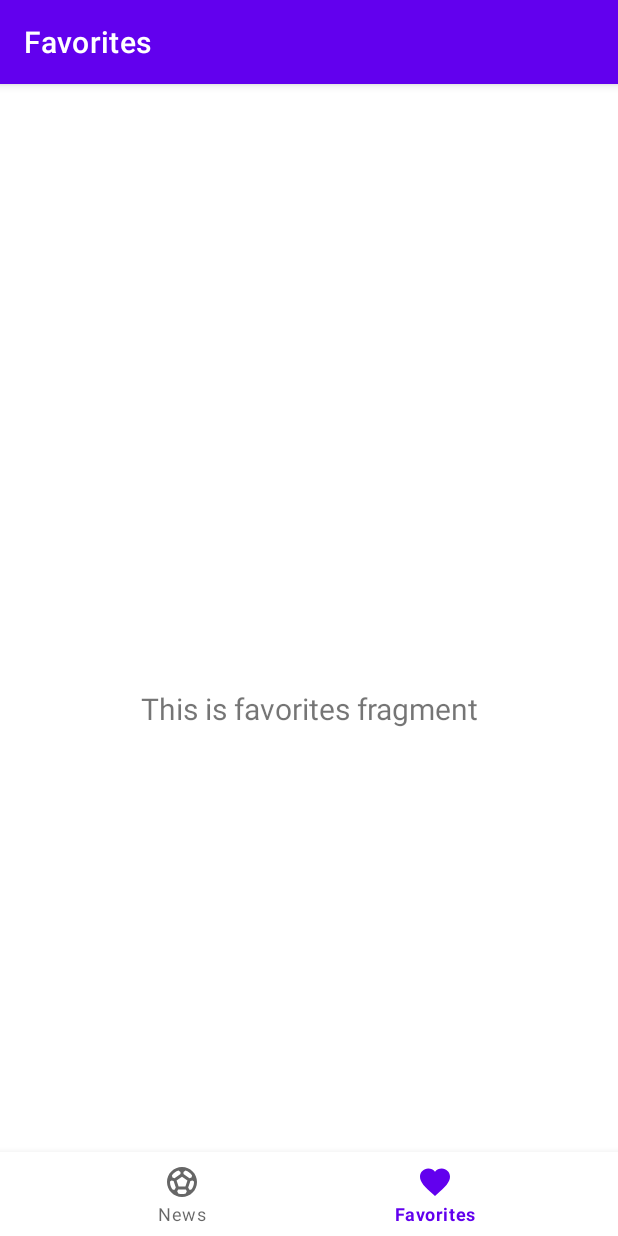
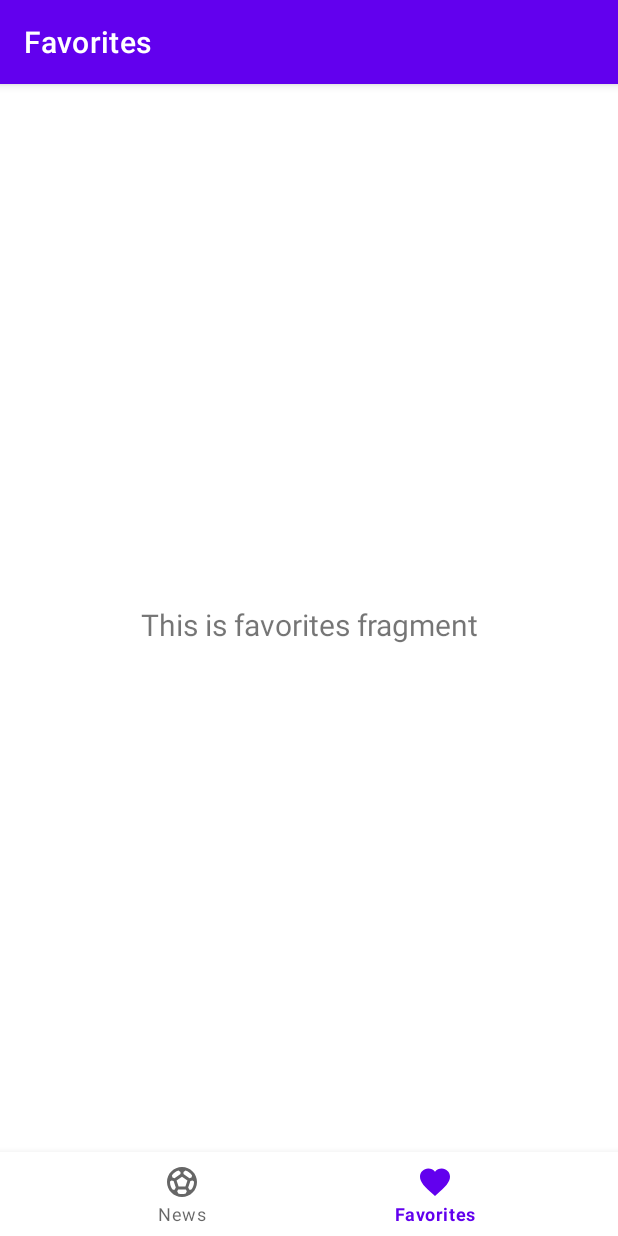
Before and after one commit to LiviaVilarinho/SoccerNews, an Android app: the screen it shows after launch (MainActivity), item 2 of the bottom bar chosen, on a phone screen of 412 x 824 dp. Run offline under Robolectric (Android 15) with nearby library versions, the phone set to English and light mode, and no system bars; our stand-ins replace navigation-ui.

```diff
--- a/app/src/main/AndroidManifest.xml
+++ b/app/src/main/AndroidManifest.xml
@@ -2,6 +2,8 @@
 <manifest xmlns:android="http://schemas.android.com/apk/res/android"
     xmlns:tools="http://schemas.android.com/tools"
     package="me.dio.soccernews">
+
+    <uses-permission android:name="android.permission.INTERNET" />
 
     <application
         android:allowBackup="true"
--- a/app/src/main/java/me/dio/soccernews/MainActivity.java
+++ b/app/src/main/java/me/dio/soccernews/MainActivity.java
@@ -11,6 +11,8 @@ import androidx.navigation.ui.AppBarConfiguration;
 import androidx.navigation.ui.NavigationUI;
 
 import me.dio.soccernews.databinding.ActivityMainBinding;
+import retrofit2.Retrofit;
+import retrofit2.converter.gson.GsonConverterFactory;
 
 public class MainActivity extends AppCompatActivity {
 
@@ -23,6 +25,7 @@ public class MainActivity extends AppCompatActivity {
         binding = ActivityMainBinding.inflate(getLayoutInflater());
         setContentView(binding.getRoot());
 
+
         // Passing each menu ID as a set of Ids because each
         // menu should be considered as top level destinations.
         AppBarConfiguration appBarConfiguration = new AppBarConfiguration.Builder(
--- /dev/null
+++ b/app/src/main/java/me/dio/soccernews/data/remote/SoccerNewsApi.java
@@ -0,0 +1,15 @@
+package me.dio.soccernews.data.remote;
+
+import java.util.List;
+
+import me.dio.soccernews.domain.News;
+import retrofit2.Call;
+import retrofit2.http.GET;
+
+public interface SoccerNewsApi {
+
+    //camada de acesso a dados está implementada
+    @GET("news.json")
+    Call<List<News>> getNews();
+
+}
--- a/app/src/main/java/me/dio/soccernews/ui/adapter/NewsAdapter.java
+++ b/app/src/main/java/me/dio/soccernews/ui/adapter/NewsAdapter.java
@@ -6,6 +6,8 @@ import android.view.ViewGroup;
 
 import androidx.annotation.NonNull;
 import androidx.recyclerview.widget.RecyclerView;
+
+import com.squareup.picasso.Picasso;
 
 import java.util.List;
 
@@ -36,6 +38,7 @@ public class NewsAdapter extends RecyclerView.Adapter<NewsAdapter.ViewHolder> {
         News news = this.news.get(position);
         holder.binding.tvTitle.setText(news.getTitle());
         holder.binding.tvDescription.setText(news.getDescription());
+        Picasso.get().load(news.getImage()).into(holder.binding.ivThumbnail);
 
 
 
--- a/app/src/main/java/me/dio/soccernews/ui/news/NewsViewModel.java
+++ b/app/src/main/java/me/dio/soccernews/ui/news/NewsViewModel.java
@@ -7,28 +7,55 @@ import androidx.lifecycle.ViewModel;
 import java.util.ArrayList;
 import java.util.List;
 
+import me.dio.soccernews.data.remote.SoccerNewsApi;
 import me.dio.soccernews.domain.News;
+import retrofit2.Call;
+import retrofit2.Callback;
+import retrofit2.Response;
+import retrofit2.Retrofit;
+import retrofit2.converter.gson.GsonConverterFactory;
 
 public class NewsViewModel extends ViewModel {
 
     //a intenção foi criar um LiveData onde retornasse a lista de notícias
-    private final MutableLiveData<List<News>> news;
+    private final MutableLiveData<List<News>> news = new MutableLiveData<>();
+    private final SoccerNewsApi api;
 
     public NewsViewModel() {
-        this.news = new MutableLiveData<>();
 
-        //criando um mock de dados
-        //TODO remover mock de notícias
-        List<News> news  = new ArrayList<>();
-        news.add(new News("Ferroviária tem Desfalque Importante", "No jogo de hoje, a atleta Marta se machucou e acabou tendo uma lesão no joelho direito e irá passar por exames na tarde de amanhã."));
-        news.add(new News("Ferrinha Joga no Sábado", "O jogo está marcado para as 15h de sábado e conta com a presença em massa dos torcedores."));
-        news.add(new News("Copa do Mundo Feminina Está Terminando", "O Brasil segue bem na competição e jogará a disputa de semi-final no domingo contra os EUA."));
+            Retrofit retrofit = new Retrofit.Builder()
+                    .baseUrl("https://liviavilarinho.github.io/soccer-news-api/")
+                    .addConverterFactory(GsonConverterFactory.create())
+                    .build();
+        api = retrofit.create(SoccerNewsApi.class);
 
-        this.news.setValue(news);
+        //metodo findNews tem a chamada http do retrofit
+        this.findNews();
+
+    }
+//quando viewModel for construído (acima), ele vai fazer a chamada automaticamente
+    //dando tudo certo, ele estimula o LiveData que é o responsável por "avisar" a nossa tela que a lista
+    //esta pronta para ser exibida
+
+
+    private void findNews() {
+        api.getNews().enqueue(new Callback<List<News>>() {
+            @Override
+            public void onResponse(Call<List<News>> call, Response<List<News>> response) {
+                if(response.isSuccessful()) {
+                    news.setValue(response.body());
+                } else {
+                    //  TODO pensar em uma estratégia de tratamento de erros
+                }
+            }
+
+            @Override
+            public void onFailure(Call<List<News>> call, Throwable t) {
+                //  TODO pensar em uma estratégia de tratamento de erros
+
+            }
+        });
     }
 
-    public LiveData<List<News>> getNews() {
-
-        return this.news;
-    }
+    public LiveData<List<News>> getNews() { return this.news; }
 }
--- a/app/src/main/res/layout/activity_main.xml
+++ b/app/src/main/res/layout/activity_main.xml
@@ -3,8 +3,7 @@
     xmlns:app="http://schemas.android.com/apk/res-auto"
     android:id="@+id/container"
     android:layout_width="match_parent"
-    android:layout_height="match_parent"
-    android:paddingTop="?attr/actionBarSize">
+    android:layout_height="match_parent">
 
     <com.google.android.material.bottomnavigation.BottomNavigationView
         android:id="@+id/nav_view"
@@ -22,7 +21,7 @@
         android:id="@+id/nav_host_fragment_activity_main"
         android:name="androidx.navigation.fragment.NavHostFragment"
         android:layout_width="match_parent"
-        android:layout_height="match_parent"
+        android:layout_height="0dp"
         app:defaultNavHost="true"
         app:layout_constraintBottom_toTopOf="@id/nav_view"
         app:layout_constraintLeft_toLeftOf="parent"
```
Also changed, not shown: app/build.gradle (+8 -0 lines), app/src/main/java/me/dio/soccernews/domain/News.java (+18 -5 lines), app/src/main/res/layout/news_item.xml (+25 -18 lines).
